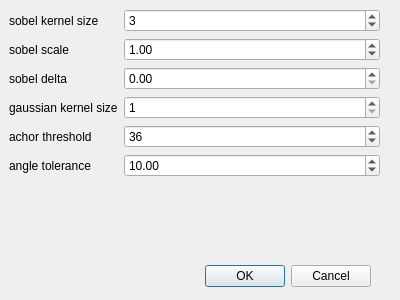
Qt form app/form/edl/edlconfigdialog.ui (FormSeher/formseher) before a commit.
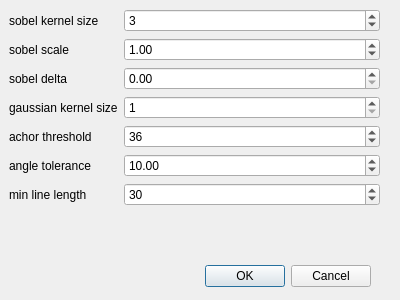
The same form after that commit.

Commit message:
Added min line length filter to EDL.
Closes #18.

```diff
--- a/app/form/edl/edlconfigdialog.ui
+++ b/app/form/edl/edlconfigdialog.ui
@@ -131,6 +131,26 @@
       </property>
      </widget>
     </item>
+    <item row="6" column="0">
+     <widget class="QLabel" name="label_7">
+      <property name="text">
+       <string>min line length</string>
+      </property>
+     </widget>
+    </item>
+    <item row="6" column="1">
+     <widget class="QSpinBox" name="minLineLength">
+      <property name="minimum">
+       <number>1</number>
+      </property>
+      <property name="maximum">
+       <number>255</number>
+      </property>
+      <property name="value">
+       <number>30</number>
+      </property>
+     </widget>
+    </item>
    </layout>
   </widget>
  </widget>
```
The commit also changes 5 other files.
